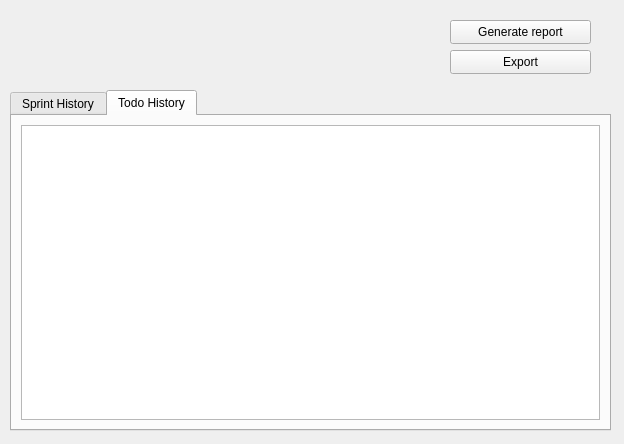
Old version of the form qt_gui/ui/history.ui in the repository ravenvz/SprintTimer.
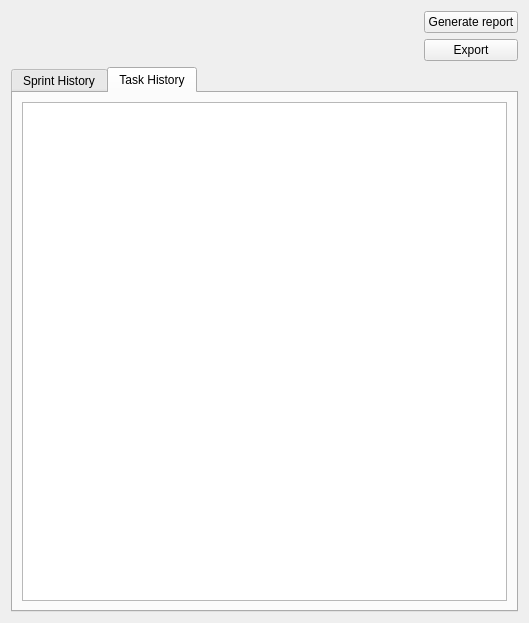
New version of the form. The open tabs and pages were chosen to show the change. Icons and pictures are not drawn. Custom widgets are drawn as their Qt base class.

Commit message:
Handle History View window resize properly
* Task tab now has proper name
* Number of completed items is now displayed on parent header

```diff
--- a/qt_gui/ui/history.ui
+++ b/qt_gui/ui/history.ui
@@ -6,8 +6,8 @@
    <rect>
     <x>0</x>
     <y>0</y>
-    <width>624</width>
-    <height>444</height>
+    <width>529</width>
+    <height>623</height>
    </rect>
   </property>
   <property name="windowTitle">
@@ -17,14 +17,61 @@
    <iconset resource="../resources/resources.qrc">
     <normaloff>:/icons/sprint_timer.png</normaloff>:/icons/sprint_timer.png</iconset>
   </property>
+  <layout class="QVBoxLayout" name="verticalLayout_2">
+   <item>
+    <layout class="QHBoxLayout" name="horizontalLayout">
+     <item>
+      <widget class="qt_gui::DateRangePicker" name="dateRangePicker" native="true">
+       <property name="sizePolicy">
+        <sizepolicy hsizetype="Expanding" vsizetype="Preferred">
+         <horstretch>0</horstretch>
+         <verstretch>0</verstretch>
+        </sizepolicy>
+       </property>
+      </widget>
+     </item>
+     <item>
+      <layout class="QVBoxLayout" name="verticalLayout_3">
+       <item>
+        <widget class="QPushButton" name="reportButton">
+         <property name="enabled">
+          <bool>true</bool>
+         </property>
+         <property name="sizePolicy">
+          <sizepolicy hsizetype="Preferred" vsizetype="Fixed">
+           <horstretch>0</horstretch>
+           <verstretch>0</verstretch>
+          </sizepolicy>
+         </property>
+         <property name="text">
+          <string>Generate report</string>
+         </property>
+        </widget>
+       </item>
+       <item>
+        <widget class="QPushButton" name="exportButton">
+         <property name="sizePolicy">
+          <sizepolicy hsizetype="Preferred" vsizetype="Fixed">
+           <horstretch>0</horstretch>
+           <verstretch>0</verstretch>
+          </sizepolicy>
+         </property>
+         <property name="text">
+          <string>Export</string>
+         </property>
+        </widget>
+       </item>
+      </layout>
+     </item>
+    </layout>
+   </item>
+   <item>
   <widget class="QTabWidget" name="historyTab">
-   <property name="geometry">
-    <rect>
-     <x>10</x>
-     <y>90</y>
-     <width>601</width>
-     <height>341</height>
-    </rect>
+     <property name="sizePolicy">
+      <sizepolicy hsizetype="MinimumExpanding" vsizetype="Expanding">
+       <horstretch>0</horstretch>
+       <verstretch>0</verstretch>
+      </sizepolicy>
    </property>
    <property name="currentIndex">
     <number>1</number>
@@ -41,66 +88,24 @@
    </widget>
    <widget class="QWidget" name="taskHistoryTab">
     <attribute name="title">
-     <string>Todo History</string>
+       <string>Task History</string>
     </attribute>
     <layout class="QGridLayout" name="gridLayout">
      <item row="0" column="0">
-      <widget class="QTreeView" name="taskHistoryView"/>
-     </item>
-    </layout>
-   </widget>
-  </widget>
-  <widget class="qt_gui::DateRangePicker" name="dateRangePicker" native="true">
-   <property name="geometry">
-    <rect>
-     <x>9</x>
-     <y>10</y>
-     <width>371</width>
-     <height>71</height>
-    </rect>
-   </property>
+        <widget class="QTreeView" name="taskHistoryView">
    <property name="sizePolicy">
-    <sizepolicy hsizetype="Preferred" vsizetype="Fixed">
+          <sizepolicy hsizetype="MinimumExpanding" vsizetype="MinimumExpanding">
      <horstretch>0</horstretch>
      <verstretch>0</verstretch>
     </sizepolicy>
    </property>
   </widget>
-  <widget class="QPushButton" name="exportButton">
-   <property name="geometry">
-    <rect>
-     <x>450</x>
-     <y>50</y>
-     <width>141</width>
-     <height>24</height>
-    </rect>
-   </property>
-   <property name="sizePolicy">
-    <sizepolicy hsizetype="Fixed" vsizetype="Fixed">
-     <horstretch>0</horstretch>
-     <verstretch>0</verstretch>
-    </sizepolicy>
-   </property>
-   <property name="text">
-    <string>Export</string>
-   </property>
-  </widget>
-  <widget class="QPushButton" name="reportButton">
-   <property name="enabled">
-    <bool>true</bool>
-   </property>
-   <property name="geometry">
-    <rect>
-     <x>450</x>
-     <y>20</y>
-     <width>141</width>
-     <height>24</height>
-    </rect>
-   </property>
-   <property name="text">
-    <string>Generate report</string>
-   </property>
-  </widget>
+       </item>
+      </layout>
+     </widget>
+    </widget>
+   </item>
+  </layout>
  </widget>
  <customwidgets>
   <customwidget>
```
Left out of the diff: 2 changed lines with no effect on the pictures. Lines whose indentation alone changed are shown as unchanged. The commit also changes 1 other file.
